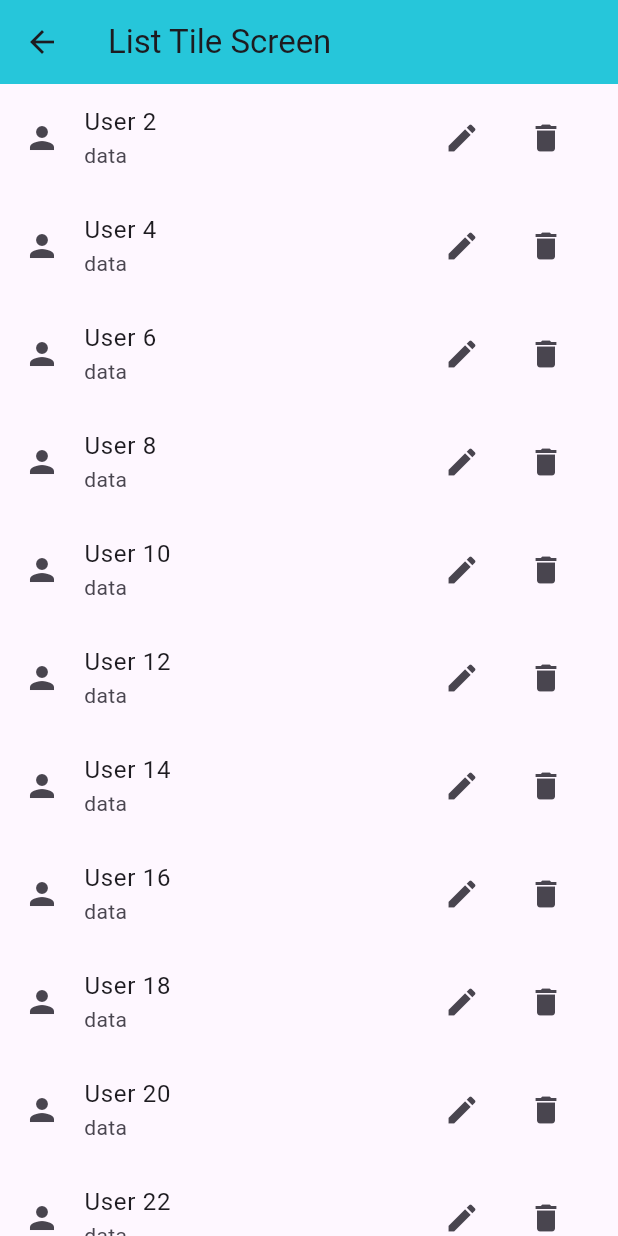
After one commit to Ashura2003/assignment_1, a Flutter app: the ListTileScreen screen opened directly, on a phone screen of 412 x 824 dp. The commit adds this screen. Run offline on Flutter 3.47's test engine with Material 3 defaults, Android fonts, the phone set to English and light mode, and no system bars.

Commit message:
added list tile and made a new directory for common widgets and added new arithematic operations

```diff
--- a/lib/app/app.dart
+++ b/lib/app/app.dart
@@ -1,4 +1,4 @@
-import 'package:assignment_1/screen/star_space_screen.dart';
+import 'package:assignment_1/screen/arithematic_screen.dart';
 import 'package:flutter/material.dart';
 
 class App extends StatelessWidget {
@@ -7,7 +7,7 @@ class App extends StatelessWidget {
   @override
   Widget build(BuildContext context) {
     return const MaterialApp(
-      home: StarSpaceScreen(),
+      home: ArithematicScreen(),
     );
   }
 }
--- /dev/null
+++ b/lib/common_widgets/get_list_tile.dart
@@ -0,0 +1,25 @@
+import 'package:flutter/material.dart';
+
+class GetListTile extends StatelessWidget {
+  const GetListTile({
+    required this.index,
+    super.key,
+  });
+
+  final int index;
+  @override
+  Widget build(BuildContext context) {
+    return ListTile(
+      leading: const Icon(Icons.person),
+      title: Text("User $index"),
+      subtitle: const Text("data"),
+      trailing: Wrap(spacing: 8, children: [
+        IconButton(onPressed: () {}, icon: const Icon(Icons.edit)),
+        IconButton(onPressed: () {}, icon: const Icon(Icons.delete))
+      ]),
+      onTap: () {
+        debugPrint('User $index tapped');
+      },
+    );
+  }
+}
--- /dev/null
+++ b/lib/screen/list_tile_screen.dart
@@ -0,0 +1,31 @@
+import 'package:assignment_1/common_widgets/get_list_tile.dart';
+import 'package:flutter/material.dart';
+
+class ListTileScreen extends StatelessWidget {
+  const ListTileScreen({super.key});
+
+  @override
+  Widget build(BuildContext context) {
+    return Scaffold(
+      appBar: AppBar(
+        title: const Text(
+          "List Tile Screen",
+        ),
+        backgroundColor: Colors.cyan[400],
+      ),
+      body: SingleChildScrollView(
+        child: Column(
+          children: [
+            for (int i = 1; i <= 50; i++) ...{
+              if (i % 2 == 0) ...{
+                GetListTile(
+                  index: i,
+                ),
+              }
+            }
+          ],
+        ),
+      ),
+    );
+  }
+}
--- a/lib/screen/star_space_screen.dart
+++ b/lib/screen/star_space_screen.dart
@@ -8,6 +8,7 @@ class StarSpaceScreen extends StatelessWidget {
     return Scaffold(
       appBar: AppBar(
         title: const Text("Stars"),
+        backgroundColor: Colors.greenAccent[200],
       ),
       body: Container(
         color: Colors.blueAccent[100],
```
Also changed, not shown: lib/model/arithematic_model.dart (+12 -0 lines), lib/screen/arithematic_screen.dart (+79 -5 lines).
